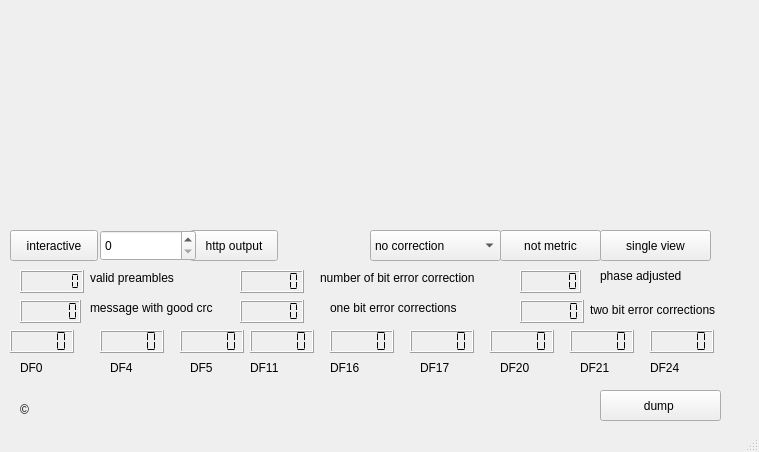
Qt form qt-1090.ui (JvanKatwijk/qt-1090) before a commit.
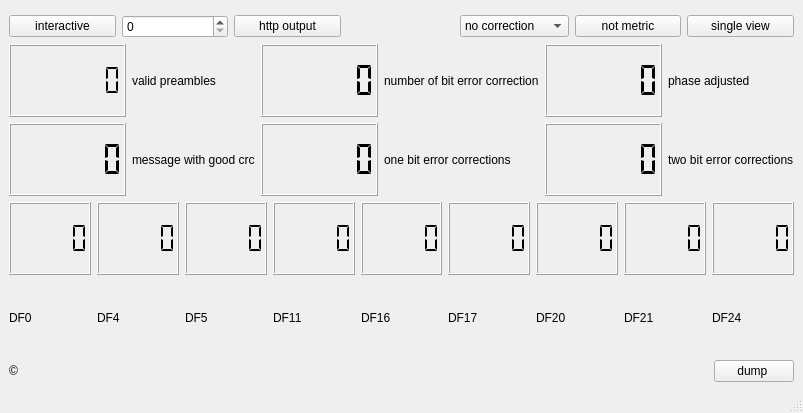
The same form after that commit. Custom widgets are drawn as their Qt base class.

```diff
--- a/qt-1090.ui
+++ b/qt-1090.ui
@@ -6,191 +6,39 @@
    <rect>
     <x>0</x>
     <y>0</y>
-    <width>759</width>
-    <height>452</height>
+    <width>803</width>
+    <height>413</height>
    </rect>
   </property>
   <property name="windowTitle">
    <string>qt-1090</string>
   </property>
   <widget class="QWidget" name="centralwidget">
+   <layout class="QVBoxLayout" name="verticalLayout">
+    <item>
    <widget class="QwtPlot" name="dumpview">
-    <property name="geometry">
-     <rect>
-      <x>20</x>
-      <y>20</y>
-      <width>721</width>
-      <height>200</height>
-     </rect>
-    </property>
-   </widget>
-   <widget class="QLCDNumber" name="validPreambles">
-    <property name="geometry">
-     <rect>
-      <x>20</x>
-      <y>270</y>
-      <width>64</width>
-      <height>23</height>
-     </rect>
-    </property>
-    <property name="digitCount">
-     <number>7</number>
-    </property>
-    <property name="segmentStyle">
-     <enum>QLCDNumber::Flat</enum>
-    </property>
-   </widget>
-   <widget class="QLCDNumber" name="goodCrc">
-    <property name="geometry">
-     <rect>
-      <x>20</x>
-      <y>300</y>
-      <width>61</width>
-      <height>23</height>
-     </rect>
-    </property>
-    <property name="digitCount">
-     <number>6</number>
-    </property>
-    <property name="segmentStyle">
-     <enum>QLCDNumber::Flat</enum>
-    </property>
-   </widget>
-   <widget class="QLCDNumber" name="fixed">
-    <property name="geometry">
-     <rect>
-      <x>240</x>
-      <y>270</y>
-      <width>64</width>
-      <height>23</height>
-     </rect>
-    </property>
-    <property name="digitCount">
-     <number>6</number>
-    </property>
-    <property name="segmentStyle">
-     <enum>QLCDNumber::Flat</enum>
-    </property>
-   </widget>
-   <widget class="QLCDNumber" name="single_bit_fixed">
-    <property name="geometry">
-     <rect>
-      <x>240</x>
-      <y>300</y>
-      <width>64</width>
-      <height>23</height>
-     </rect>
-    </property>
-    <property name="digitCount">
-     <number>6</number>
-    </property>
-    <property name="segmentStyle">
-     <enum>QLCDNumber::Flat</enum>
-    </property>
-   </widget>
-   <widget class="QLCDNumber" name="two_bit_fixed">
-    <property name="geometry">
-     <rect>
-      <x>520</x>
-      <y>300</y>
-      <width>64</width>
-      <height>23</height>
-     </rect>
-    </property>
-    <property name="digitCount">
-     <number>6</number>
-    </property>
-    <property name="segmentStyle">
-     <enum>QLCDNumber::Flat</enum>
-    </property>
-   </widget>
-   <widget class="QLabel" name="label">
-    <property name="geometry">
-     <rect>
-      <x>90</x>
-      <y>270</y>
-      <width>171</width>
-      <height>16</height>
-     </rect>
-    </property>
-    <property name="text">
-     <string>valid preambles</string>
-    </property>
-   </widget>
-   <widget class="QLabel" name="label_2">
-    <property name="geometry">
-     <rect>
-      <x>90</x>
-      <y>300</y>
-      <width>151</width>
-      <height>16</height>
-     </rect>
-    </property>
-    <property name="text">
-     <string>message with good crc</string>
-    </property>
-   </widget>
-   <widget class="QLabel" name="label_4">
-    <property name="geometry">
-     <rect>
-      <x>320</x>
-      <y>270</y>
-      <width>191</width>
-      <height>16</height>
-     </rect>
-    </property>
-    <property name="text">
-     <string>number of bit error correction</string>
-    </property>
-   </widget>
-   <widget class="QLabel" name="label_5">
-    <property name="geometry">
-     <rect>
-      <x>330</x>
-      <y>300</y>
-      <width>171</width>
-      <height>16</height>
-     </rect>
-    </property>
-    <property name="text">
-     <string>one bit error corrections</string>
-    </property>
-   </widget>
-   <widget class="QLabel" name="label_6">
-    <property name="geometry">
-     <rect>
-      <x>590</x>
-      <y>300</y>
-      <width>141</width>
-      <height>20</height>
-     </rect>
-    </property>
-    <property name="text">
-     <string>two bit error corrections</string>
-    </property>
-   </widget>
+      <property name="sizePolicy">
+       <sizepolicy hsizetype="MinimumExpanding" vsizetype="Maximum">
+        <horstretch>0</horstretch>
+        <verstretch>0</verstretch>
+       </sizepolicy>
+      </property>
+     </widget>
+    </item>
+    <item>
+     <layout class="QHBoxLayout" name="horizontalLayout">
+      <item>
    <widget class="QPushButton" name="interactiveButton">
-    <property name="geometry">
-     <rect>
-      <x>10</x>
-      <y>230</y>
-      <width>88</width>
-      <height>31</height>
-     </rect>
-    </property>
     <property name="text">
      <string>interactive</string>
     </property>
    </widget>
+      </item>
+      <item>
+       <widget class="QSpinBox" name="ttl_selector"/>
+      </item>
+      <item>
    <widget class="QPushButton" name="httpButton">
-    <property name="geometry">
-     <rect>
-      <x>190</x>
-      <y>230</y>
-      <width>88</width>
-      <height>31</height>
-     </rect>
-    </property>
     <property name="toolTip">
      <string>&lt;html&gt;&lt;head/&gt;&lt;body&gt;&lt;p&gt;The output of the program can be send - using a simple http server - to a webbrowser. The result is a kind&lt;/p&gt;&lt;p&gt;of flight radar.&lt;/p&gt;&lt;/body&gt;&lt;/html&gt;</string>
     </property>
@@ -198,25 +46,16 @@
      <string>http output</string>
     </property>
    </widget>
-   <widget class="QSpinBox" name="ttl_selector">
-    <property name="geometry">
-     <rect>
-      <x>100</x>
-      <y>230</y>
-      <width>96</width>
-      <height>31</height>
-     </rect>
-    </property>
-   </widget>
+      </item>
+      <item>
+       <widget class="QLabel" name="httpPortLabel">
+        <property name="text">
+         <string/>
+        </property>
+       </widget>
+      </item>
+      <item>
    <widget class="QComboBox" name="errorhandlingCombo">
-    <property name="geometry">
-     <rect>
-      <x>370</x>
-      <y>230</y>
-      <width>131</width>
-      <height>31</height>
-     </rect>
-    </property>
     <property name="toolTip">
      <string>&lt;html&gt;&lt;head/&gt;&lt;body&gt;&lt;p&gt;Two levels of correction are defined. Default is no correction, &amp;quot;normal correction&amp;quot; tries to correct by changing a single bit, &amp;quot; strong correction&amp;quot; is by trying to correct by changing 2 bits (the latter is heavy).&lt;/p&gt;&lt;/body&gt;&lt;/html&gt;</string>
     </property>
@@ -236,15 +75,61 @@
      </property>
     </item>
    </widget>
+      </item>
+      <item>
+       <widget class="QPushButton" name="metricButton">
+        <property name="text">
+         <string>not metric</string>
+        </property>
+       </widget>
+      </item>
+      <item>
+       <widget class="QPushButton" name="viewButton">
+        <property name="text">
+         <string>single view</string>
+        </property>
+       </widget>
+      </item>
+     </layout>
+    </item>
+    <item>
+     <layout class="QGridLayout" name="gridLayout">
+      <item row="0" column="0">
+       <widget class="QLCDNumber" name="validPreambles">
+        <property name="digitCount">
+         <number>7</number>
+        </property>
+        <property name="segmentStyle">
+         <enum>QLCDNumber::Flat</enum>
+        </property>
+       </widget>
+      </item>
+      <item row="0" column="1">
+       <widget class="QLabel" name="label">
+        <property name="text">
+         <string>valid preambles</string>
+        </property>
+       </widget>
+      </item>
+      <item row="0" column="2">
+       <widget class="QLCDNumber" name="fixed">
+        <property name="digitCount">
+         <number>6</number>
+        </property>
+        <property name="segmentStyle">
+         <enum>QLCDNumber::Flat</enum>
+        </property>
+       </widget>
+      </item>
+      <item row="0" column="3">
+       <widget class="QLabel" name="label_4">
+        <property name="text">
+         <string>number of bit error correction</string>
+        </property>
+       </widget>
+      </item>
+      <item row="0" column="4">
    <widget class="QLCDNumber" name="phase_corrected">
-    <property name="geometry">
-     <rect>
-      <x>520</x>
-      <y>270</y>
-      <width>61</width>
-      <height>23</height>
-     </rect>
-    </property>
     <property name="digitCount">
      <number>6</number>
     </property>
@@ -252,291 +137,231 @@
      <enum>QLCDNumber::Flat</enum>
     </property>
    </widget>
+      </item>
+      <item row="0" column="5">
    <widget class="QLabel" name="label_8">
-    <property name="geometry">
-     <rect>
-      <x>600</x>
-      <y>260</y>
-      <width>121</width>
-      <height>31</height>
-     </rect>
-    </property>
     <property name="text">
      <string>phase adjusted</string>
     </property>
    </widget>
-   <widget class="QPushButton" name="metricButton">
-    <property name="geometry">
-     <rect>
-      <x>500</x>
-      <y>230</y>
-      <width>101</width>
-      <height>31</height>
-     </rect>
-    </property>
+      </item>
+      <item row="1" column="0">
+       <widget class="QLCDNumber" name="goodCrc">
+        <property name="digitCount">
+         <number>6</number>
+        </property>
+        <property name="segmentStyle">
+         <enum>QLCDNumber::Flat</enum>
+        </property>
+       </widget>
+      </item>
+      <item row="1" column="1">
+       <widget class="QLabel" name="label_2">
     <property name="text">
-     <string>not metric</string>
-    </property>
-   </widget>
-   <widget class="QLabel" name="label_3">
-    <property name="geometry">
-     <rect>
-      <x>20</x>
-      <y>400</y>
-      <width>31</width>
-      <height>20</height>
-     </rect>
-    </property>
-    <property name="toolTip">
-     <string>&lt;html&gt;&lt;head/&gt;&lt;body&gt;&lt;p&gt;qt-1090 is a program in the sdr-j program suite, Copyrigh (c)  J van Katwijk, Lazy Chair Computing. The program is developed, based on the dump1090 program Copyright (C) 2012 by Salvatore Sanfilippo &amp;lt;antirez@gmail.com&amp;gt;  and - for the symbol detection based on the derived - dump1090  Copyright (c) 2014,2015 Oliver Jowett &amp;lt;oliver@mutability.co.uk&amp;gt; . The program was completely redesigned, restructured and extended with a Qt based GUI by this author. The http library is Copyright 2011-2014 Nikhil Marathe &amp;lt;nsm.nikhil@gmail.com&amp;gt;&lt;/p&gt;&lt;p&gt;&lt;br/&gt;&lt;/p&gt;&lt;p&gt;&lt;br/&gt;&lt;/p&gt;&lt;/body&gt;&lt;/html&gt;</string>
-    </property>
+         <string>message with good crc</string>
+        </property>
+       </widget>
+      </item>
+      <item row="1" column="2">
+       <widget class="QLCDNumber" name="single_bit_fixed">
+        <property name="digitCount">
+         <number>6</number>
+        </property>
+        <property name="segmentStyle">
+         <enum>QLCDNumber::Flat</enum>
+        </property>
+       </widget>
+      </item>
+      <item row="1" column="3">
+       <widget class="QLabel" name="label_5">
     <property name="text">
-     <string>© </string>
-    </property>
-   </widget>
+         <string>one bit error corrections</string>
+        </property>
+       </widget>
+      </item>
+      <item row="1" column="4">
+       <widget class="QLCDNumber" name="two_bit_fixed">
+        <property name="digitCount">
+         <number>6</number>
+        </property>
+        <property name="segmentStyle">
+         <enum>QLCDNumber::Flat</enum>
+        </property>
+       </widget>
+      </item>
+      <item row="1" column="5">
+       <widget class="QLabel" name="label_6">
+        <property name="text">
+         <string>two bit error corrections</string>
+        </property>
+       </widget>
+      </item>
+     </layout>
+    </item>
+    <item>
+     <layout class="QGridLayout" name="gridLayout_2">
+      <item row="0" column="0">
    <widget class="QLCDNumber" name="DF0">
-    <property name="geometry">
-     <rect>
-      <x>10</x>
-      <y>330</y>
-      <width>64</width>
-      <height>23</height>
-     </rect>
-    </property>
     <property name="segmentStyle">
      <enum>QLCDNumber::Flat</enum>
     </property>
    </widget>
+      </item>
+      <item row="0" column="1">
    <widget class="QLCDNumber" name="DF4">
-    <property name="geometry">
-     <rect>
-      <x>100</x>
-      <y>330</y>
-      <width>64</width>
-      <height>23</height>
-     </rect>
-    </property>
     <property name="segmentStyle">
      <enum>QLCDNumber::Flat</enum>
     </property>
    </widget>
+      </item>
+      <item row="0" column="2">
    <widget class="QLCDNumber" name="DF5">
-    <property name="geometry">
-     <rect>
-      <x>180</x>
-      <y>330</y>
-      <width>64</width>
-      <height>23</height>
-     </rect>
-    </property>
     <property name="segmentStyle">
      <enum>QLCDNumber::Flat</enum>
     </property>
    </widget>
+      </item>
+      <item row="0" column="3">
    <widget class="QLCDNumber" name="DF11">
-    <property name="geometry">
-     <rect>
-      <x>250</x>
-      <y>330</y>
-      <width>64</width>
-      <height>23</height>
-     </rect>
-    </property>
     <property name="segmentStyle">
      <enum>QLCDNumber::Flat</enum>
     </property>
    </widget>
+      </item>
+      <item row="0" column="4">
    <widget class="QLCDNumber" name="DF16">
-    <property name="geometry">
-     <rect>
-      <x>330</x>
-      <y>330</y>
-      <width>64</width>
-      <height>23</height>
-     </rect>
-    </property>
     <property name="segmentStyle">
      <enum>QLCDNumber::Flat</enum>
     </property>
    </widget>
+      </item>
+      <item row="0" column="5">
    <widget class="QLCDNumber" name="DF17">
-    <property name="geometry">
-     <rect>
-      <x>410</x>
-      <y>330</y>
-      <width>64</width>
-      <height>23</height>
-     </rect>
-    </property>
     <property name="segmentStyle">
      <enum>QLCDNumber::Flat</enum>
     </property>
    </widget>
+      </item>
+      <item row="0" column="6">
    <widget class="QLCDNumber" name="DF20">
-    <property name="geometry">
-     <rect>
-      <x>490</x>
-      <y>330</y>
-      <width>64</width>
-      <height>23</height>
-     </rect>
-    </property>
     <property name="segmentStyle">
      <enum>QLCDNumber::Flat</enum>
     </property>
    </widget>
+      </item>
+      <item row="0" column="7">
    <widget class="QLCDNumber" name="DF21">
-    <property name="geometry">
-     <rect>
-      <x>570</x>
-      <y>330</y>
-      <width>64</width>
-      <height>23</height>
-     </rect>
-    </property>
+        <property name="segmentStyle">
+         <enum>QLCDNumber::Flat</enum>
+        </property>
+       </widget>
+      </item>
+      <item row="0" column="8">
+       <widget class="QLCDNumber" name="DF24">
     <property name="segmentStyle">
      <enum>QLCDNumber::Flat</enum>
     </property>
    </widget>
+      </item>
+      <item row="1" column="0">
    <widget class="QLabel" name="label_7">
-    <property name="geometry">
-     <rect>
-      <x>20</x>
-      <y>360</y>
-      <width>59</width>
-      <height>15</height>
-     </rect>
-    </property>
     <property name="text">
      <string>DF0</string>
     </property>
    </widget>
+      </item>
+      <item row="1" column="1">
    <widget class="QLabel" name="label_9">
-    <property name="geometry">
-     <rect>
-      <x>110</x>
-      <y>360</y>
-      <width>59</width>
-      <height>15</height>
-     </rect>
-    </property>
     <property name="text">
      <string>DF4</string>
     </property>
    </widget>
+      </item>
+      <item row="1" column="2">
    <widget class="QLabel" name="label_10">
-    <property name="geometry">
-     <rect>
-      <x>190</x>
-      <y>360</y>
-      <width>59</width>
-      <height>15</height>
-     </rect>
-    </property>
     <property name="text">
      <string>DF5</string>
     </property>
    </widget>
+      </item>
+      <item row="1" column="3">
    <widget class="QLabel" name="label_11">
-    <property name="geometry">
-     <rect>
-      <x>250</x>
-      <y>360</y>
-      <width>59</width>
-      <height>15</height>
-     </rect>
-    </property>
     <property name="text">
      <string>DF11</string>
     </property>
    </widget>
+      </item>
+      <item row="1" column="4">
    <widget class="QLabel" name="label_12">
-    <property name="geometry">
-     <rect>
-      <x>330</x>
-      <y>360</y>
-      <width>59</width>
-      <height>15</height>
-     </rect>
-    </property>
     <property name="text">
      <string>DF16</string>
     </property>
    </widget>
+      </item>
+      <item row="1" column="5">
    <widget class="QLabel" name="label_13">
-    <property name="geometry">
-     <rect>
-      <x>420</x>
-      <y>360</y>
-      <width>59</width>
-      <height>15</height>
-     </rect>
-    </property>
     <property name="text">
      <string>DF17</string>
     </property>
    </widget>
+      </item>
+      <item row="1" column="6">
    <widget class="QLabel" name="label_14">
-    <property name="geometry">
-     <rect>
-      <x>500</x>
-      <y>360</y>
-      <width>59</width>
-      <height>15</height>
-     </rect>
-    </property>
     <property name="text">
      <string>DF20</string>
     </property>
    </widget>
+      </item>
+      <item row="1" column="7">
    <widget class="QLabel" name="label_15">
-    <property name="geometry">
-     <rect>
-      <x>580</x>
-      <y>360</y>
-      <width>59</width>
-      <height>15</height>
-     </rect>
-    </property>
     <property name="text">
      <string>DF21</string>
     </property>
    </widget>
+      </item>
+      <item row="1" column="8">
+       <widget class="QLabel" name="label_16">
+        <property name="text">
+         <string>DF24</string>
+        </property>
+       </widget>
+      </item>
+     </layout>
+    </item>
+    <item>
+     <layout class="QHBoxLayout" name="horizontalLayout_2">
+      <item>
+       <widget class="QLabel" name="label_3">
+        <property name="toolTip">
+         <string>&lt;html&gt;&lt;head/&gt;&lt;body&gt;&lt;p&gt;qt-1090 is a program in the sdr-j program suite, Copyrigh (c)  J van Katwijk, Lazy Chair Computing. The program is developed, based on the dump1090 program Copyright (C) 2012 by Salvatore Sanfilippo &amp;lt;antirez@gmail.com&amp;gt;  and - for the symbol detection based on the derived - dump1090  Copyright (c) 2014,2015 Oliver Jowett &amp;lt;oliver@mutability.co.uk&amp;gt; . The program was completely redesigned, restructured and extended with a Qt based GUI by this author. The http library is Copyright 2011-2014 Nikhil Marathe &amp;lt;nsm.nikhil@gmail.com&amp;gt;&lt;/p&gt;&lt;p&gt;&lt;br/&gt;&lt;/p&gt;&lt;p&gt;&lt;br/&gt;&lt;/p&gt;&lt;/body&gt;&lt;/html&gt;</string>
+        </property>
+        <property name="text">
+         <string>© </string>
+        </property>
+       </widget>
+      </item>
+      <item>
    <widget class="QLabel" name="versionName">
-    <property name="geometry">
-     <rect>
-      <x>60</x>
-      <y>400</y>
-      <width>121</width>
-      <height>16</height>
-     </rect>
-    </property>
     <property name="text">
      <string/>
     </property>
    </widget>
-   <widget class="QLabel" name="httpPortLabel">
-    <property name="geometry">
-     <rect>
-      <x>280</x>
-      <y>230</y>
-      <width>91</width>
-      <height>31</height>
-     </rect>
-    </property>
-    <property name="text">
-     <string/>
-    </property>
-   </widget>
+      </item>
+      <item>
+       <spacer name="horizontalSpacer">
+        <property name="orientation">
+         <enum>Qt::Horizontal</enum>
+        </property>
+        <property name="sizeHint" stdset="0">
+         <size>
+          <width>398</width>
+          <height>20</height>
+         </size>
+        </property>
+       </spacer>
+      </item>
+      <item>
    <widget class="QPushButton" name="dumpButton">
-    <property name="geometry">
-     <rect>
-      <x>600</x>
-      <y>390</y>
-      <width>121</width>
-      <height>31</height>
-     </rect>
-    </property>
     <property name="toolTip">
      <string>&lt;html&gt;&lt;head/&gt;&lt;body&gt;&lt;p&gt;The planes, the data of which is more or less complete, can be recorded in a file. Two data are recorded,&lt;/p&gt;&lt;p&gt;the time of entry in the system - with parameters position and height - and the time the system lost sight&lt;/p&gt;&lt;p&gt;on the plane - with the last known parameters position and height.&lt;/p&gt;&lt;p&gt;Touching the button causes a file selection menu to appear, after selecting a file the file is created and&lt;/p&gt;&lt;p&gt;data - as described above - will be written to the file until tge button is touched again.&lt;/p&gt;&lt;/body&gt;&lt;/html&gt;</string>
     </property>
@@ -544,45 +369,10 @@
      <string>dump </string>
     </property>
    </widget>
-   <widget class="QLCDNumber" name="DF24">
-    <property name="geometry">
-     <rect>
-      <x>650</x>
-      <y>330</y>
-      <width>64</width>
-      <height>23</height>
-     </rect>
-    </property>
-    <property name="segmentStyle">
-     <enum>QLCDNumber::Flat</enum>
-    </property>
-   </widget>
-   <widget class="QLabel" name="label_16">
-    <property name="geometry">
-     <rect>
-      <x>650</x>
-      <y>360</y>
-      <width>59</width>
-      <height>15</height>
-     </rect>
-    </property>
-    <property name="text">
-     <string>DF24</string>
-    </property>
-   </widget>
-   <widget class="QPushButton" name="viewButton">
-    <property name="geometry">
-     <rect>
-      <x>600</x>
-      <y>230</y>
-      <width>111</width>
-      <height>31</height>
-     </rect>
-    </property>
-    <property name="text">
-     <string>single view</string>
-    </property>
-   </widget>
+      </item>
+     </layout>
+    </item>
+   </layout>
   </widget>
   <widget class="QStatusBar" name="statusbar"/>
  </widget>
```
Lines whose indentation alone changed are shown as unchanged.
